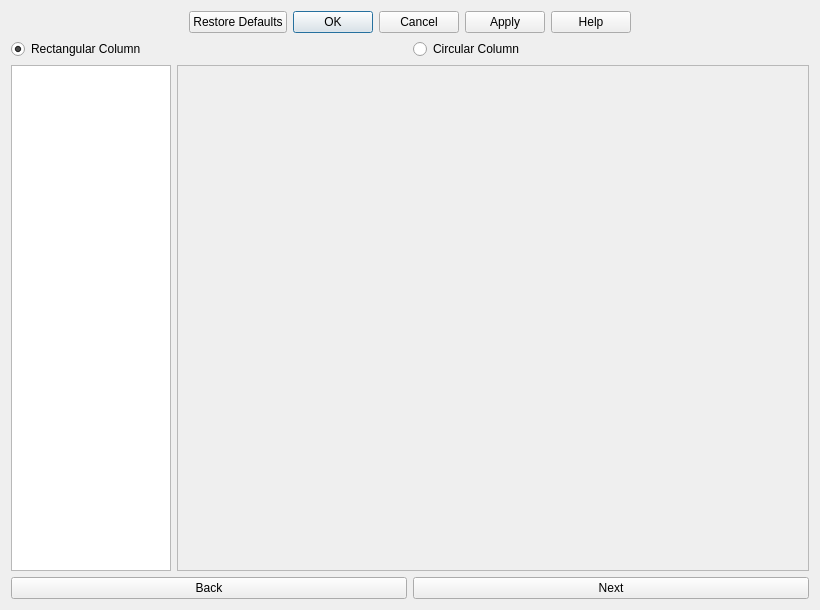
Qt form ColumnReinforcement/MainColumnReinforcement.ui (amrit3701/FreeCAD-Reinforcement) before a commit.
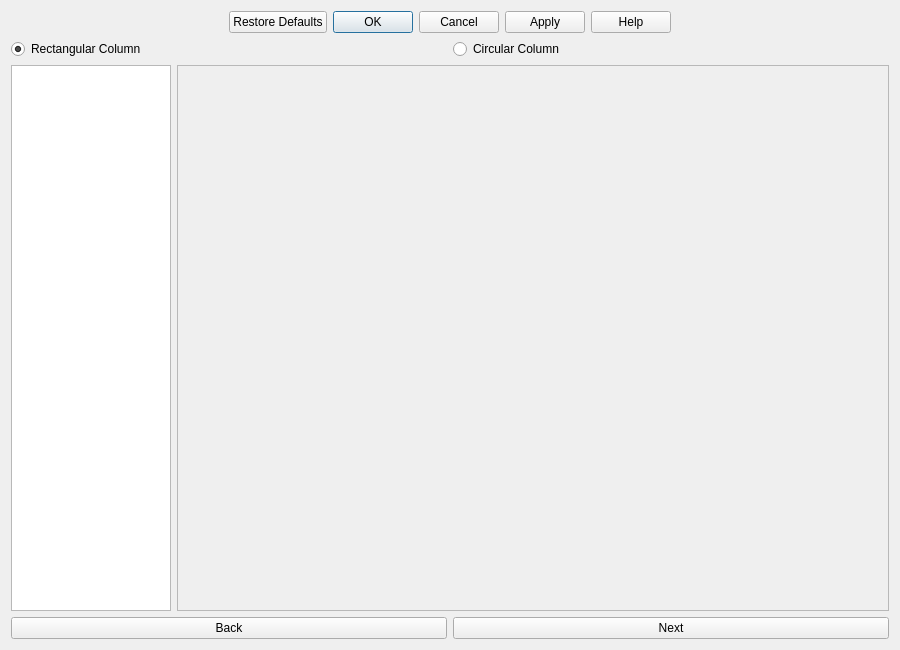
The same form after that commit. Custom widgets are drawn as their Qt base class.

Commit message:
Change image of Single Tie
Change image of Single Tie and resize ui accordingly.

The edit to the form file:
```diff
--- a/ColumnReinforcement/MainColumnReinforcement.ui
+++ b/ColumnReinforcement/MainColumnReinforcement.ui
@@ -6,8 +6,8 @@
    <rect>
     <x>0</x>
     <y>0</y>
-    <width>820</width>
-    <height>610</height>
+    <width>900</width>
+    <height>650</height>
    </rect>
   </property>
   <property name="sizePolicy">
```
The commit also changes 2 other files.
